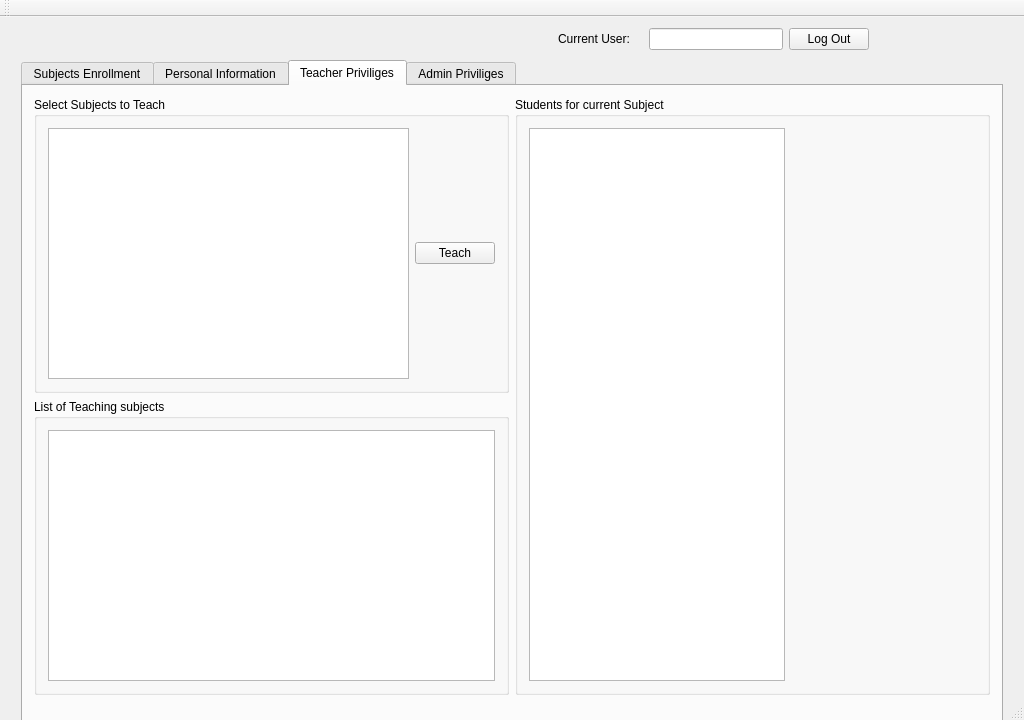
This is AIS_Login/AIS_MainWindow.ui in Holikma/Application_AIS as Qt 5 draws it before an edit. The edited form follows.
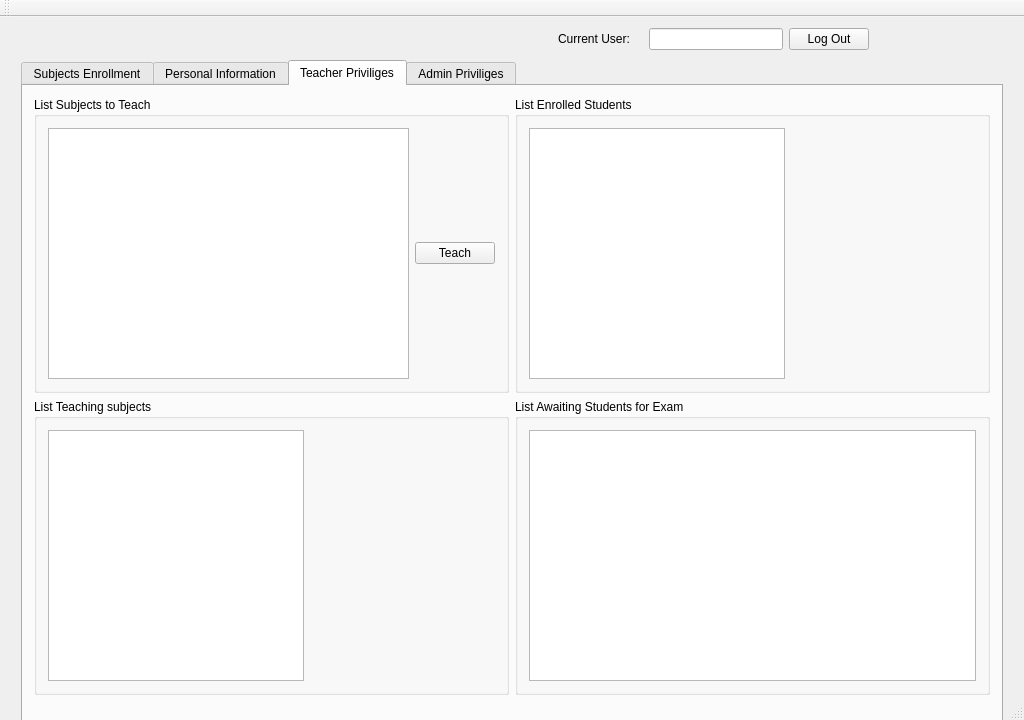
This is the edited form. The open tabs and pages were chosen to show the change.

The edit to the form file:
```diff
--- a/AIS_Login/AIS_MainWindow.ui
+++ b/AIS_Login/AIS_MainWindow.ui
@@ -565,10 +565,10 @@
           <item row="1" column="0">
            <widget class="QGroupBox" name="groupBox_6">
             <property name="title">
-             <string>List of Teaching subjects</string>
+             <string>List Teaching subjects</string>
             </property>
             <layout class="QFormLayout" name="formLayout_4">
-             <item row="0" column="0" colspan="2">
+             <item row="0" column="0">
               <widget class="QTableWidget" name="List_Teaching_Subjects"/>
              </item>
             </layout>
@@ -577,7 +577,7 @@
           <item row="0" column="0">
            <widget class="QGroupBox" name="groupBox_9">
             <property name="title">
-             <string>Select Subjects to Teach</string>
+             <string>List Subjects to Teach</string>
             </property>
             <layout class="QHBoxLayout" name="horizontalLayout">
              <item>
@@ -593,10 +593,10 @@
             </layout>
            </widget>
           </item>
-          <item row="0" column="1" rowspan="2">
+          <item row="0" column="1">
            <widget class="QGroupBox" name="groupBox_8">
             <property name="title">
-             <string>Students for current Subject</string>
+             <string>List Enrolled Students</string>
             </property>
             <layout class="QFormLayout" name="formLayout_5">
              <item row="0" column="0">
@@ -605,6 +605,18 @@
             </layout>
            </widget>
           </item>
+          <item row="1" column="1">
+           <widget class="QGroupBox" name="groupBox_11">
+            <property name="title">
+             <string>List Awaiting Students for Exam</string>
+            </property>
+            <layout class="QHBoxLayout" name="horizontalLayout_4">
+             <item>
+              <widget class="QTableWidget" name="List_Awaiting_Students_for_Exam"/>
+             </item>
+            </layout>
+           </widget>
+          </item>
          </layout>
         </widget>
         <widget class="QWidget" name="Admin_Priviliges">
```
Left out of the diff: 16 changed lines with no effect on the pictures.
